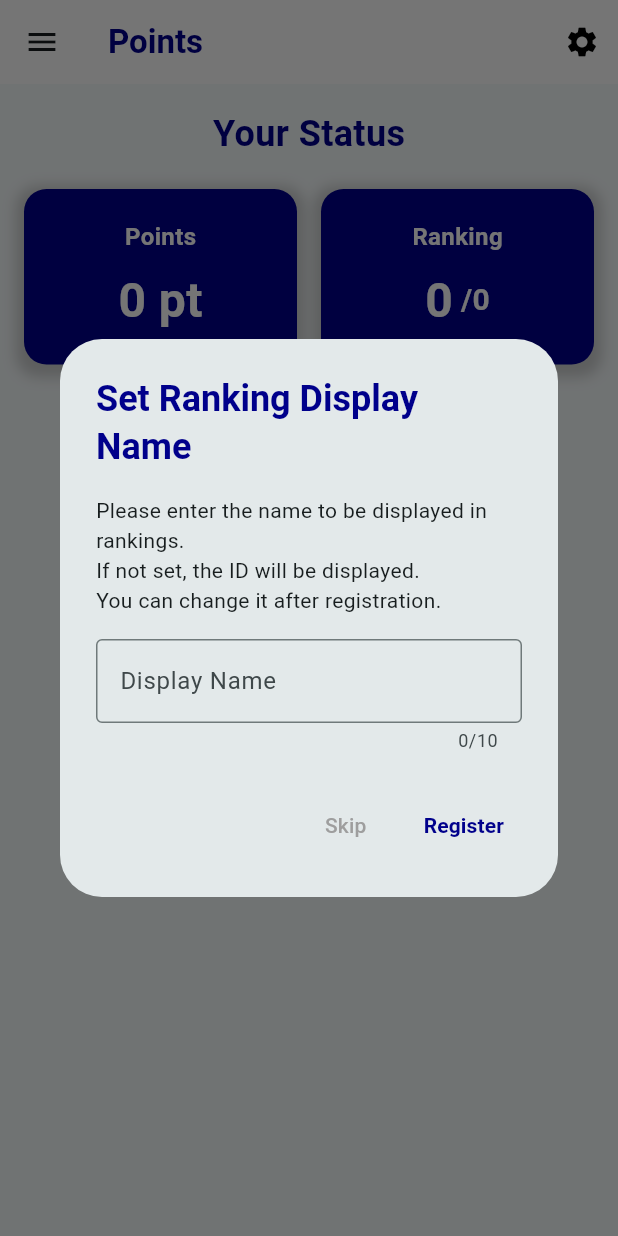
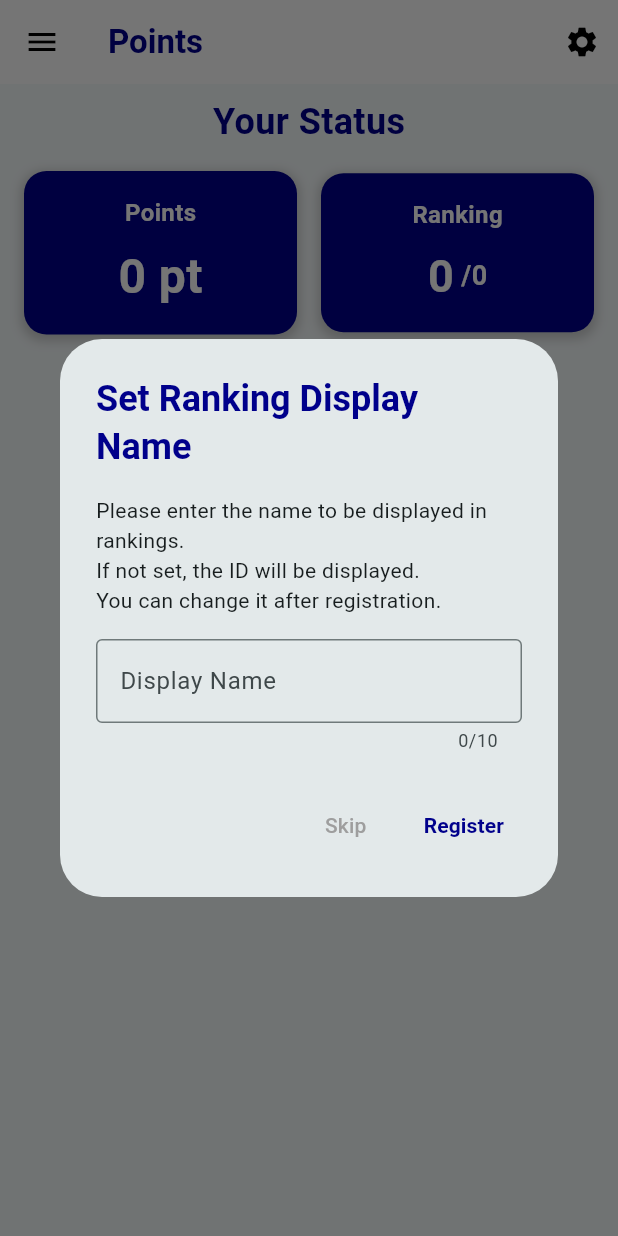
Before and after one commit to Fujinuma0804/JapanAnimeMaps_flutter, a Flutter app: the UserPointUpdatePage screen opened directly, on a phone screen of 412 x 824 dp. Run offline on Flutter 3.47's test engine with Material 3 defaults, Android fonts, the phone set to English and light mode, and no system bars; our stand-ins replace auto_size_text, cached_network_image, chewie, cloud_firestore, confetti, firebase_analytics and 34 more; missing offline and left inert: app_tracking_transparency, firebase_in_app_messaging, flutter_email_sender, flutter_html_svg, flutter_vibrate, purchases_flutter and 3 more; accounts and stored records are empty; statements that could not run were skipped.

Commit message:
update for point size

```diff
--- a/lib/point_page/point_update.dart
+++ b/lib/point_page/point_update.dart
@@ -488,15 +488,26 @@ class _UserPointUpdatePageState extends State<UserPointUpdatePage> {
             fontWeight: FontWeight.bold,
           ),
         ),
+        leading: Builder(
+          builder: (BuildContext context) {
+            return IconButton(
+              icon: const Icon(Icons.menu),
+              color: Colors.black,
+              onPressed: () {
+                Scaffold.of(context).openDrawer();
+              },
+            );
+          },
+        ),
         actions: [
           IconButton(
-            icon: Icon(
-              Icons.settings,
-            ),
+            icon: const Icon(Icons.settings),
             color: Colors.black,
             onPressed: () {
               Navigator.push(
-                  context, MaterialPageRoute(builder: (context) => ManualEn()));
+                context,
+                MaterialPageRoute(builder: (context) => ManualEn()),
+              );
             },
           ),
         ],
@@ -507,7 +518,12 @@ class _UserPointUpdatePageState extends State<UserPointUpdatePage> {
                 _language == '日本語' ? 'ログインしていません' : 'Not logged in',
               ),
             )
-          : SingleChildScrollView(
+          : SafeArea(
+              child: MediaQuery.removePadding(
+                context: context,
+                removeTop: true,
+                child: SingleChildScrollView(
+                  physics: const AlwaysScrollableScrollPhysics(),
                   child: Column(
                     children: [
                       StreamBuilder<DocumentSnapshot>(
@@ -518,9 +534,11 @@ class _UserPointUpdatePageState extends State<UserPointUpdatePage> {
                         builder: (context, userSnapshot) {
                           if (userSnapshot.connectionState ==
                               ConnectionState.waiting) {
-                        return const Center(child: CircularProgressIndicator());
+                            return const Center(
+                                child: CircularProgressIndicator());
                           }
-                      if (!userSnapshot.hasData || !userSnapshot.data!.exists) {
+                          if (!userSnapshot.hasData ||
+                              !userSnapshot.data!.exists) {
                             return Center(
                               child: Text(
                                 _language == '日本語'
@@ -563,34 +581,37 @@ class _UserPointUpdatePageState extends State<UserPointUpdatePage> {
                               }
 
                               return Padding(
-                            padding: const EdgeInsets.all(16),
+                                padding: const EdgeInsets.symmetric(
+                                    horizontal: 16, vertical: 8),
                                 child: Column(
                                   children: [
                                     Text(
-                                  _language == '日本語' ? 'あなたの成績' : 'Your Status',
+                                      _language == '日本語'
+                                          ? 'あなたの成績'
+                                          : 'Your Status',
                                       style: const TextStyle(
                                         fontSize: 24,
                                         fontWeight: FontWeight.bold,
                                         color: Color(0xFF00008b),
                                       ),
                                     ),
-                                const SizedBox(height: 20),
+                                    const SizedBox(height: 16),
                                     Row(
                                       children: [
                                         Expanded(
                                           child: Container(
-                                        padding: const EdgeInsets.all(20),
+                                            padding: const EdgeInsets.all(16),
                                             decoration: BoxDecoration(
                                               color: const Color(0xFF00008b),
                                               borderRadius:
                                                   BorderRadius.circular(15),
                                               boxShadow: [
                                                 BoxShadow(
-                                              color:
-                                                  Colors.grey.withOpacity(0.5),
-                                              spreadRadius: 5,
-                                              blurRadius: 7,
-                                              offset: const Offset(0, 3),
+                                                  color: Colors.grey
+                                                      .withOpacity(0.5),
+                                                  spreadRadius: 2,
+                                                  blurRadius: 5,
+                                                  offset: const Offset(0, 2),
                                                 ),
                                               ],
                                             ),
@@ -607,12 +628,16 @@ class _UserPointUpdatePageState extends State<UserPointUpdatePage> {
                                                   ),
                                                 ),
                                                 const SizedBox(height: 8),
-                                            Text(
+                                                FittedBox(
+                                                  fit: BoxFit.scaleDown,
+                                                  child: Text(
                                                     '$point pt',
                                                     style: const TextStyle(
                                                       fontSize: 32,
-                                                fontWeight: FontWeight.bold,
+                                                      fontWeight:
+                                                          FontWeight.bold,
                                                       color: Colors.white,
+                                                    ),
                                                   ),
                                                 ),
                                               ],
@@ -622,18 +647,18 @@ class _UserPointUpdatePageState extends State<UserPointUpdatePage> {
                                         const SizedBox(width: 16),
                                         Expanded(
                                           child: Container(
-                                        padding: const EdgeInsets.all(20),
+                                            padding: const EdgeInsets.all(16),
                                             decoration: BoxDecoration(
                                               color: const Color(0xFF00008b),
                                               borderRadius:
                                                   BorderRadius.circular(15),
                                               boxShadow: [
                                                 BoxShadow(
-                                              color:
-                                                  Colors.grey.withOpacity(0.5),
-                                              spreadRadius: 5,
-                                              blurRadius: 7,
-                                              offset: const Offset(0, 3),
+                                                  color: Colors.grey
+                                                      .withOpacity(0.5),
+                                                  spreadRadius: 2,
+                                                  blurRadius: 5,
+                                                  offset: const Offset(0, 2),
                                                 ),
                                               ],
                                             ),
@@ -650,29 +675,70 @@ class _UserPointUpdatePageState extends State<UserPointUpdatePage> {
                                                   ),
                                                 ),
                                                 const SizedBox(height: 8),
-                                            Row(
+                                                LayoutBuilder(
+                                                  builder:
+                                                      (context, constraints) {
+                                                    double rankFontSize =
+                                                        constraints.maxWidth *
+                                                            0.2;
+                                                    double totalFontSize =
+                                                        constraints.maxWidth *
+                                                            0.12;
+
+                                                    rankFontSize = rankFontSize
+                                                        .clamp(16.0, 32.0);
+                                                    totalFontSize =
+                                                        totalFontSize.clamp(
+                                                            12.0, 20.0);
+
+                                                    return Row(
                                                       mainAxisAlignment:
-                                                  MainAxisAlignment.center,
+                                                          MainAxisAlignment
+                                                              .center,
                                                       children: [
-                                                Text(
+                                                        Flexible(
+                                                          flex: 2,
+                                                          child: FittedBox(
+                                                            fit: BoxFit
+                                                                .scaleDown,
+                                                            child: Text(
                                                               '$userRank',
-                                                  style: const TextStyle(
-                                                    fontSize: 32,
-                                                    fontWeight: FontWeight.bold,
-                                                    color: Colors.white,
+                                                              style: TextStyle(
+                                                                fontSize:
+                                                                    rankFontSize,
+                                                                fontWeight:
+                                                                    FontWeight
+                                                                        .bold,
+                                                                color: Colors
+                                                                    .white,
                                                               ),
                                                             ),
-                                                Text(
+                                                          ),
+                                                        ),
+                                                        Flexible(
+                                                          flex: 3,
+                                                          child: FittedBox(
+                                                            fit: BoxFit
+                                                                .scaleDown,
+                                                            child: Text(
                                                               _language == '日本語'
                                                                   ? ' /$totalUsers位'
                                                                   : ' /$totalUsers',
-                                                  style: const TextStyle(
-                                                    fontSize: 20,
-                                                    fontWeight: FontWeight.bold,
-                                                    color: Colors.white,
+                                                              style: TextStyle(
+                                                                fontSize:
+                                                                    totalFontSize,
+                                                                fontWeight:
+                                                                    FontWeight
+                                                                        .bold,
+                                                                color: Colors
+                                                                    .white,
+                                                              ),
+                                                            ),
                                                           ),
                                                         ),
                                                       ],
+                                                    );
+                                                  },
                                                 ),
                                               ],
                                             ),
@@ -689,6 +755,8 @@ class _UserPointUpdatePageState extends State<UserPointUpdatePage> {
                       ),
                       _buildPointRanking(),
                     ],
+                  ),
+                ),
               ),
             ),
       drawer: Drawer(
@@ -733,8 +801,10 @@ class _UserPointUpdatePageState extends State<UserPointUpdatePage> {
               title:
                   Text(_language == '日本語' ? "ポイントの貯め方" : "How to Earn Points"),
               onTap: () {
-                Navigator.push(context,
-                    MaterialPageRoute(builder: (context) => PointManual()));
+                Navigator.push(
+                  context,
+                  MaterialPageRoute(builder: (context) => PointManual()),
+                );
               },
             ),
             ListTile(
@@ -744,9 +814,9 @@ class _UserPointUpdatePageState extends State<UserPointUpdatePage> {
                 Navigator.push(
                   context,
                   MaterialPageRoute(
-                        builder: (context) => PointsHistoryPage(
-                              userId: '',
-                            )));
+                    builder: (context) => PointsHistoryPage(userId: ''),
+                  ),
+                );
               },
             ),
             ListTile(
@@ -755,16 +825,18 @@ class _UserPointUpdatePageState extends State<UserPointUpdatePage> {
               onTap: () {
                 Navigator.push(
                   context,
-                    MaterialPageRoute(
-                        builder: (context) => PresentListScreen()));
+                  MaterialPageRoute(builder: (context) => PresentListScreen()),
+                );
               },
             ),
             ListTile(
               leading: const Icon(Icons.book_outlined),
               title: Text(_language == '日本語' ? "ポイント利用規約" : "Terms of Use"),
               onTap: () {
-                Navigator.push(context,
-                    MaterialPageRoute(builder: (context) => TermsScreen()));
+                Navigator.push(
+                  context,
+                  MaterialPageRoute(builder: (context) => TermsScreen()),
+                );
               },
             ),
             ListTile(
@@ -774,7 +846,8 @@ class _UserPointUpdatePageState extends State<UserPointUpdatePage> {
                 Navigator.push(
                   context,
                   MaterialPageRoute(
-                        builder: (context) => PrivacyPolicyScreen()));
+                      builder: (context) => PrivacyPolicyScreen()),
+                );
               },
             ),
           ],
--- a/lib/src/bottomnavigationbar.dart
+++ b/lib/src/bottomnavigationbar.dart
@@ -3,7 +3,7 @@ import 'package:firebase_auth/firebase_auth.dart';
 import 'package:flutter/material.dart';
 import 'package:flutter_vibrate/flutter_vibrate.dart';
 import 'package:parts/post_page/timeline_screen.dart';
-import 'package:parts/shop/screens/product_list_screen.dart';
+import 'package:parts/ranking/ranking_top.dart';
 
 import '../map_page/map.dart';
 import '../map_page/map_en.dart';
@@ -171,7 +171,7 @@ class _MainScreenState extends State<MainScreen> {
                   ? AnimeListTestRanking()
                   : AnimeListTestRankingEng(),
               _userLanguage == 'Japanese'
-                  ? ProductListScreen()
+                  ? RankingTopPage()
                   : RankingTopPageEn(),
               _userLanguage == 'Japanese'
                   ? MapScreen(latitude: _latitude, longitude: _longitude)
@@ -237,8 +237,8 @@ class CustomBottomNavigationBar extends StatelessWidget {
           label: language == 'Japanese' ? 'スポット' : 'Spot',
         ),
         BottomNavigationBarItem(
-          icon: Icon(Icons.shopping_bag_outlined),
-          label: language == 'Japanese' ? 'ショップ' : 'shop',
+          icon: Icon(Icons.movie_creation_outlined),
+          label: language == 'Japanese' ? 'ジャンル' : 'Genre',
         ),
         BottomNavigationBarItem(
           icon: Icon(Icons.map),
--- a/pubspec.yaml
+++ b/pubspec.yaml
@@ -16,7 +16,7 @@ publish_to: 'none' # Remove this line if you wish to publish to pub.dev
 # https://developer.apple.com/library/archive/documentation/General/Reference/InfoPlistKeyReference/Articles/CoreFoundationKeys.html
 # In Windows, build-name is used as the major, minor, and patch parts
 # of the product and file versions while build-number is used as the build suffix.
-version: 3.1.0+1
+version: 3.0.1+1
 
 environment:
   sdk: '>=3.0.0 <4.0.0'
```
Also changed, not shown: 1 other file. Lines whose indentation alone changed are shown as unchanged.
